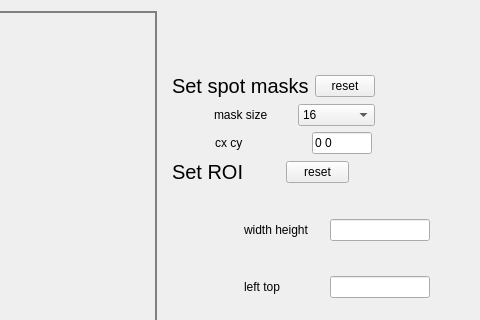
The window that IRTF/gui/qtui/roi_selector.ui (ellenle3/pyRTC-IRTF) describes before a commit, drawn with Qt 5; both pictures show x 254 to 734 and y 0 to 320 of the 734 by 424 pixel window.
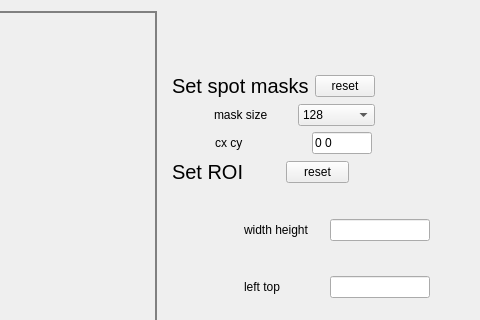
The same window after the commit. Custom widgets are drawn as their Qt base class.

Patch:
```diff
--- a/IRTF/gui/qtui/roi_selector.ui
+++ b/IRTF/gui/qtui/roi_selector.ui
@@ -159,14 +159,12 @@
               <height>16777215</height>
              </size>
             </property>
-            <item>
-             <property name="text">
-              <string>16</string>
-             </property>
-            </item>
+            <property name="currentText">
+             <string>128</string>
+            </property>
             <item>
              <property name="text">
-              <string>32</string>
+              <string>128</string>
              </property>
             </item>
             <item>
```
Left out of the diff: 7 changed lines with no effect on the pictures.
